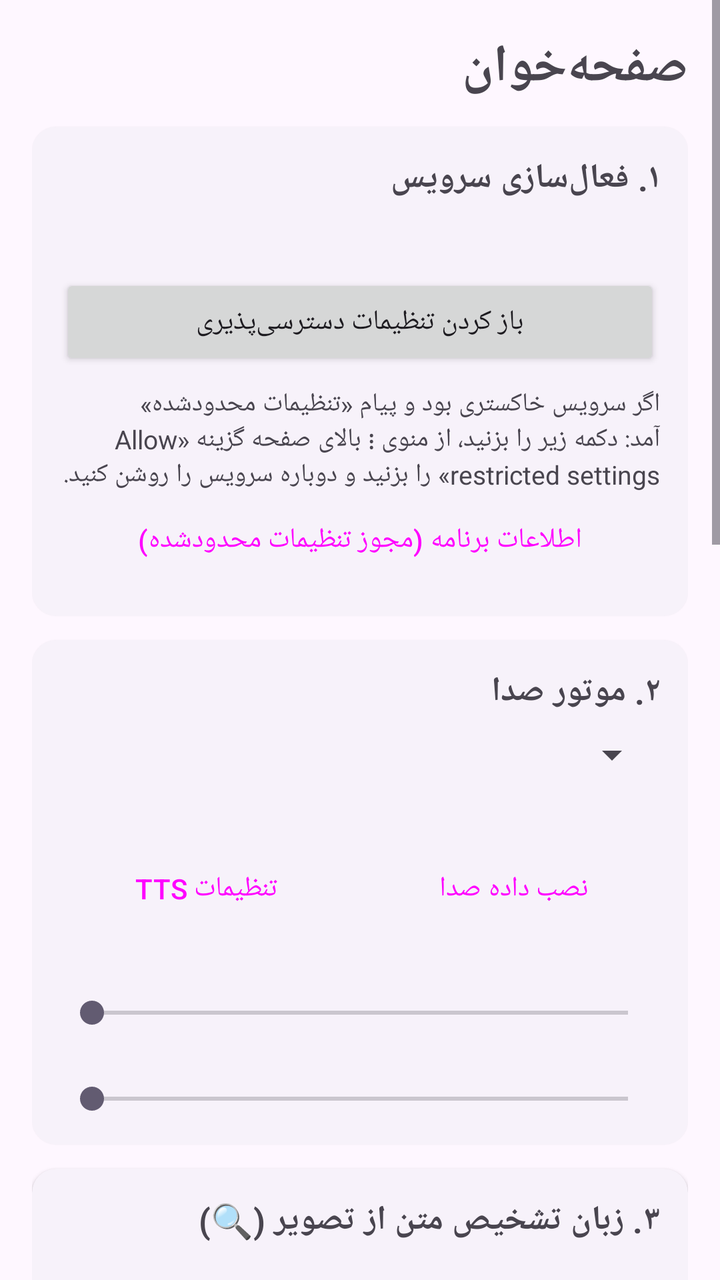
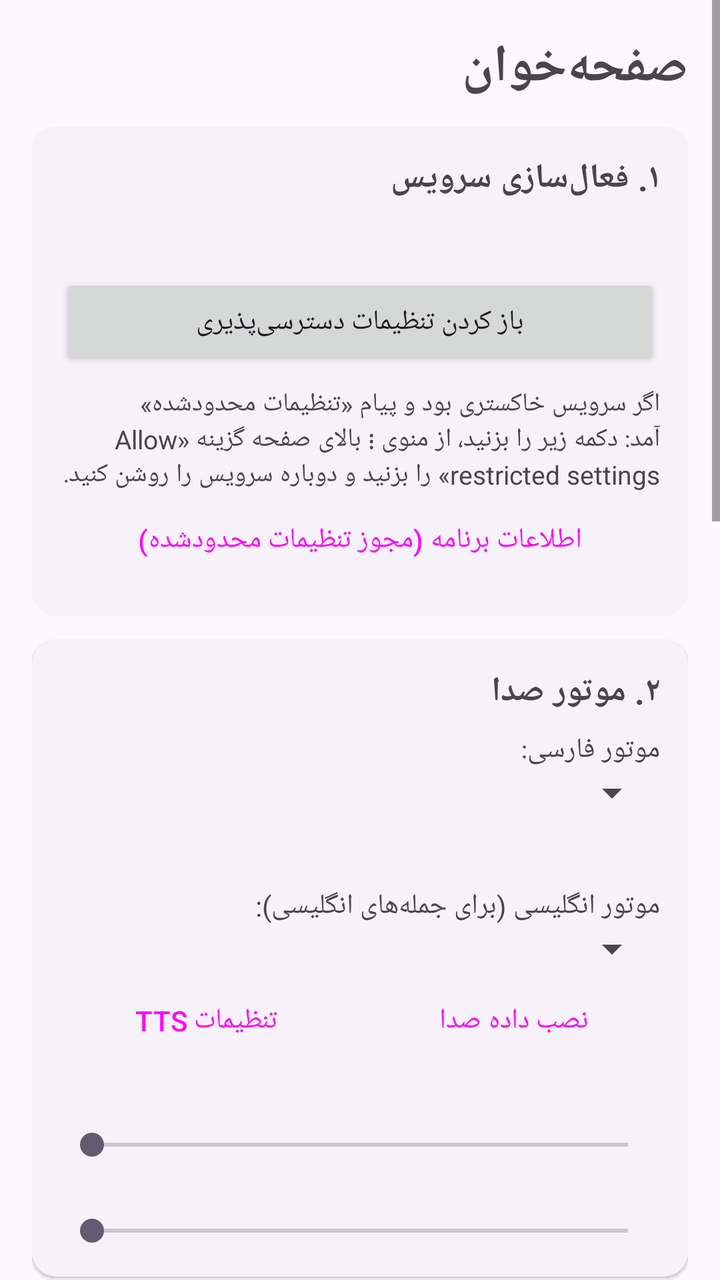

Two renders of the same Android screen: before a commit and after it. Below are the layout's source before the change and the commit's diff.
<!-- AndroidManifest.xml: application theme Theme.Reader -->
<!-- res/layout/activity_main.xml -->
<?xml version="1.0" encoding="utf-8"?>
<ScrollView xmlns:android="http://schemas.android.com/apk/res/android"
    android:layout_width="match_parent"
    android:layout_height="match_parent"
    android:fitsSystemWindows="true"
    android:layoutDirection="rtl">

    <LinearLayout
        android:layout_width="match_parent"
        android:layout_height="wrap_content"
        android:orientation="vertical"
        android:padding="16dp">

        <TextView
            android:layout_width="match_parent"
            android:layout_height="wrap_content"
            android:text="@string/app_name"
            android:textSize="26sp"
            android:textStyle="bold"
            android:paddingBottom="12dp" />

        
        <com.google.android.material.card.MaterialCardView style="@style/Card">
            <LinearLayout style="@style/CardBody">
                <TextView style="@style/CardTitle" android:text="۱. فعال‌سازی سرویس" />
                <TextView android:id="@+id/tvService"
                    android:layout_width="match_parent" android:layout_height="wrap_content"
                    android:textSize="15sp" android:paddingBottom="8dp" />
                <Button android:id="@+id/btnAccessibility"
                    android:layout_width="match_parent" android:layout_height="wrap_content"
                    android:text="باز کردن تنظیمات دسترسی‌پذیری" />
                <TextView
                    android:layout_width="match_parent" android:layout_height="wrap_content"
                    android:textSize="13sp" android:paddingTop="8dp"
                    android:text="اگر سرویس خاکستری بود و پیام «تنظیمات محدودشده» آمد: دکمه زیر را بزنید، از منوی ⋮ بالای صفحه گزینه «Allow restricted settings» را بزنید و دوباره سرویس را روشن کنید." />
                <Button android:id="@+id/btnAppInfo"
                    style="@style/Widget.Material3.Button.OutlinedButton"
                    android:layout_width="match_parent" android:layout_height="wrap_content"
                    android:text="اطلاعات برنامه (مجوز تنظیمات محدودشده)" />
            </LinearLayout>
        </com.google.android.material.card.MaterialCardView>

        
        <com.google.android.material.card.MaterialCardView style="@style/Card">
            <LinearLayout style="@style/CardBody">
                <TextView style="@style/CardTitle" android:text="۲. موتور صدا" />
                <Spinner android:id="@+id/spEngine"
                    android:layout_width="match_parent" android:layout_height="wrap_content" />
                <TextView android:id="@+id/tvLang"
                    android:layout_width="match_parent" android:layout_height="wrap_content"
                    android:textSize="14sp" android:paddingTop="6dp" android:paddingBottom="6dp" />
                <LinearLayout android:layout_width="match_parent" android:layout_height="wrap_content"
                    android:orientation="horizontal">
                    <Button android:id="@+id/btnTtsSettings"
                        style="@style/Widget.Material3.Button.OutlinedButton"
                        android:layout_width="0dp" android:layout_weight="1"
                        android:layout_height="wrap_content" android:text="تنظیمات TTS" />
                    <Button android:id="@+id/btnInstallVoice"
                        style="@style/Widget.Material3.Button.OutlinedButton"
                        android:layout_width="0dp" android:layout_weight="1"
                        android:layout_marginStart="8dp"
                        android:layout_height="wrap_content" android:text="نصب داده صدا" />
                </LinearLayout>
                <TextView android:id="@+id/tvRate"
                    android:layout_width="match_parent" android:layout_height="wrap_content"
                    android:paddingTop="10dp" />
                <SeekBar android:id="@+id/sbRate"
                    android:layout_width="match_parent" android:layout_height="wrap_content"
                    android:max="30" />
                <TextView android:id="@+id/tvPitch"
                    android:layout_width="match_parent" android:layout_height="wrap_content"
                    android:paddingTop="6dp" />
                <SeekBar android:id="@+id/sbPitch"
                    android:layout_width="match_parent" android:layout_height="wrap_content"
                    android:max="30" />
            </LinearLayout>
        </com.google.android.material.card.MaterialCardView>

        
        <com.google.android.material.card.MaterialCardView style="@style/Card">
            <LinearLayout style="@style/CardBody">
                <TextView style="@style/CardTitle" android:text="۳. زبان تشخیص متن از تصویر (🔍)" />
                <RadioGroup android:id="@+id/rgOcr"
                    android:layout_width="match_parent" android:layout_height="wrap_content">
                    <RadioButton android:id="@+id/rbFas"
                        android:layout_width="wrap_content" android:layout_height="wrap_content"
                        android:text="فقط فارسی (سریع‌تر)" />
                    <RadioButton android:id="@+id/rbFasEng"
                        android:layout_width="wrap_content" android:layout_height="wrap_content"
                        android:text="فارسی + انگلیسی" />
                    <RadioButton android:id="@+id/rbEng"
                        android:layout_width="wrap_content" android:layout_height="wrap_content"
                        android:text="فقط انگلیسی" />
                </RadioGroup>
            </LinearLayout>
        </com.google.android.material.card.MaterialCardView>

        
        <com.google.android.material.card.MaterialCardView style="@style/Card">
            <LinearLayout style="@style/CardBody">
                <TextView style="@style/CardTitle" android:text="۴. گزینه‌ها" />
                <com.google.android.material.materialswitch.MaterialSwitch android:id="@+id/swPanel"
                    android:layout_width="match_parent" android:layout_height="wrap_content"
                    android:text="نمایش دکمه شناور" />
                <com.google.android.material.materialswitch.MaterialSwitch android:id="@+id/swContinuous"
                    android:layout_width="match_parent" android:layout_height="wrap_content"
                    android:text="خواندن پیوسته (اسکرول خودکار تا انتهای صفحه/کتاب)" />
                <com.google.android.material.materialswitch.MaterialSwitch android:id="@+id/swSkipButtons"
                    android:layout_width="match_parent" android:layout_height="wrap_content"
                    android:text="نخواندن دکمه‌ها و آیکون‌ها" />
                <com.google.android.material.materialswitch.MaterialSwitch android:id="@+id/swAutoLang"
                    android:layout_width="match_parent" android:layout_height="wrap_content"
                    android:text="جمله‌های انگلیسی با صدای انگلیسی" />
            </LinearLayout>
        </com.google.android.material.card.MaterialCardView>

        
        <com.google.android.material.card.MaterialCardView style="@style/Card">
            <LinearLayout style="@style/CardBody">
                <TextView style="@style/CardTitle" android:text="۵. آزمایش صدا" />
                <EditText android:id="@+id/etTest"
                    android:layout_width="match_parent" android:layout_height="wrap_content"
                    android:minLines="3" android:gravity="top|start"
                    android:inputType="textMultiLine"
                    android:text="سلام. این یک متن آزمایشی است. قیمت طلا امروز افزایش یافت. The market opened higher today." />
                <LinearLayout android:layout_width="match_parent" android:layout_height="wrap_content"
                    android:orientation="horizontal">
                    <Button android:id="@+id/btnSpeak"
                        android:layout_width="0dp" android:layout_weight="1"
                        android:layout_height="wrap_content" android:text="بخوان" />
                    <Button android:id="@+id/btnStop"
                        style="@style/Widget.Material3.Button.OutlinedButton"
                        android:layout_width="0dp" android:layout_weight="1"
                        android:layout_marginStart="8dp"
                        android:layout_height="wrap_content" android:text="توقف" />
                </LinearLayout>
            </LinearLayout>
        </com.google.android.material.card.MaterialCardView>

        <TextView
            android:layout_width="match_parent"
            android:layout_height="wrap_content"
            android:textSize="13sp"
            android:paddingTop="8dp"
            android:lineSpacingExtra="4dp"
            android:text="راهنمای دکمه شناور:\n🔊 باز/بسته کردن منو (با کشیدن جابه‌جا می‌شود)\n📖 خواندن متن صفحه (وب، پیام‌رسان، اخبار، PDF)\n🔍 تشخیص متن از تصویر صفحه (PDF اسکن‌شده، عکس، کتاب تصویری)\n⏸ مکث / ادامه     ⏪ ⏩ جمله قبل / بعد\n⏭ صفحه بعد     ⏹ توقف\n\nهمچنین: هر متنی را در هر اپی انتخاب کنید و از منو «بلند بخوان» را بزنید." />
    </LinearLayout>
</ScrollView>
<!-- resources referenced by this layout -->
<resources>
  <string name="app_name">صفحه‌خوان</string>
  <style name="Card" parent="Widget.Material3.CardView.Elevated">
          <item name="android:layout_width">match_parent</item>
          <item name="android:layout_height">wrap_content</item>
          <item name="android:layout_marginBottom">12dp</item>
      </style>
  <style name="CardBody">
          <item name="android:layout_width">match_parent</item>
          <item name="android:layout_height">wrap_content</item>
          <item name="android:orientation">vertical</item>
          <item name="android:padding">14dp</item>
      </style>
  <style name="CardTitle">
          <item name="android:layout_width">match_parent</item>
          <item name="android:layout_height">wrap_content</item>
          <item name="android:textSize">17sp</item>
          <item name="android:textStyle">bold</item>
          <item name="android:paddingBottom">8dp</item>
      </style>
  <style name="Theme.Reader" parent="Theme.Material3.DayNight.NoActionBar">
          <item name="colorPrimary">@color/brand</item>
      </style>
  <color name="brand">#1E6B5C</color>
</resources>

<!-- the commit's change to res/layout/activity_main.xml (unified diff, before → after) -->
@@ -44,11 +44,19 @@
         <com.google.android.material.card.MaterialCardView style="@style/Card">
             <LinearLayout style="@style/CardBody">
                 <TextView style="@style/CardTitle" android:text="۲. موتور صدا" />
+                <TextView android:layout_width="match_parent" android:layout_height="wrap_content"
+                    android:text="موتور فارسی:" android:textSize="14sp" />
                 <Spinner android:id="@+id/spEngine"
                     android:layout_width="match_parent" android:layout_height="wrap_content" />
                 <TextView android:id="@+id/tvLang"
                     android:layout_width="match_parent" android:layout_height="wrap_content"
                     android:textSize="14sp" android:paddingTop="6dp" android:paddingBottom="6dp" />
+                <TextView android:layout_width="match_parent" android:layout_height="wrap_content"
+                    android:text="موتور انگلیسی (برای جمله‌های انگلیسی):" android:textSize="14sp"
+                    android:paddingTop="4dp" />
+                <Spinner android:id="@+id/spEngineEn"
+                    android:layout_width="match_parent" android:layout_height="wrap_content"
+                    android:paddingBottom="6dp" />
                 <LinearLayout android:layout_width="match_parent" android:layout_height="wrap_content"
                     android:orientation="horizontal">
                     <Button android:id="@+id/btnTtsSettings"
